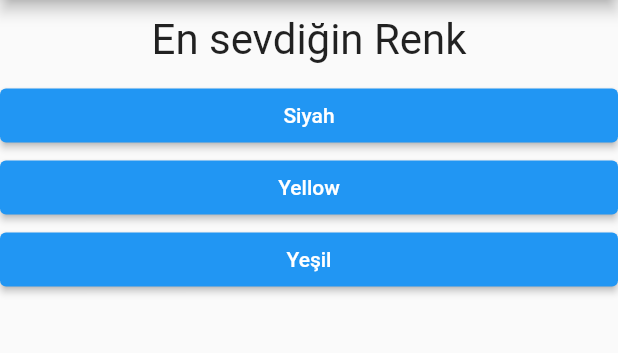
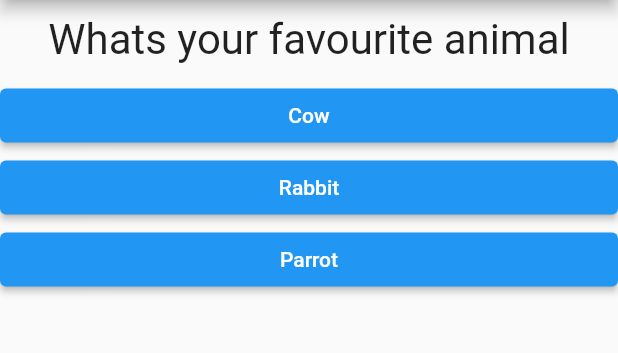
Before and after one commit to batuhangobekli/simple-quiz-app-flutter-v2, a Flutter app: the screen it shows after launch, after a tap on "Black", on a phone screen of 412 x 824 dp, the part 84-437 px from its top. Run offline on Flutter 3.47's test engine with Material 2 defaults, Android fonts, the phone set to English and light mode, and no system bars.

Commit message:
Finalize simple quiz app

```diff
--- a/flutter_complete_guide/lib/main.dart
+++ b/flutter_complete_guide/lib/main.dart
@@ -1,6 +1,6 @@
 import 'package:flutter/material.dart';
-import 'question.dart';
-import 'answer.dart';
+import 'quiz.dart';
+import 'result.dart';
 
 void main() => runApp(MyApp());
 
@@ -10,45 +10,57 @@ class MyApp extends StatefulWidget {
 }
 
 class _MyAppState extends State<MyApp> {
+  final _questions = const [
+    {
+      'questionText': 'Whats your favourite color',
+      'answers': [
+        {'text': 'Black', 'score': 10},
+        {'text': 'Green', 'score': 5},
+        {'text': 'Red', 'score': 4},
+      ]
+    },
+    {
+      'questionText': 'Whats your favourite animal',
+      'answers': [
+        {'text': 'Cow', 'score': 8},
+        {'text': 'Rabbit', 'score': 1},
+        {'text': 'Parrot', 'score': 2},
+      ]
+    },
+  ];
+
   var _questionIndex = 0;
+  var _totalScore = 0;
 
-  void _answerQuestion() {
+  void _answerQuestion(int score) {
+    _totalScore += score;
+
     setState(() {
       _questionIndex += 1;
     });
   }
 
+  void _resetQuiz() {
+    setState(() {
+      _totalScore = 0;
+      _questionIndex = 0;
+    });
+  }
+
   @override
   Widget build(BuildContext context) {
-    const questions = [
-      {
-        'questionText': 'Whats your favourite color',
-        'answers': ['Black', 'Red', 'Green']
-      },
-      {
-        'questionText': 'En sevdiğin Renk',
-        'answers': ['Siyah', 'Yellow', 'Yeşil']
-      },
-      {
-        'questionText': 'Whats your favourite color',
-        'answers': ['Black', 'Red', 'Green']
-      },
-    ];
-
     return MaterialApp(
       home: Scaffold(
         appBar: AppBar(
           title: Text("My App"),
         ),
-        body: Column(
-          children: [
-            Question(questions[_questionIndex]['questionText'] as String),
-            ...(questions[_questionIndex]['answers'] as List<String>)
-                .map((answer) {
-              return Answer(_answerQuestion, answer);
-            }).toList()
-          ],
-        ),
+        body: _questionIndex < _questions.length
+            ? Quiz(
+                answerQuestion: _answerQuestion,
+                questions: _questions,
+                questionIndex: _questionIndex,
+              )
+            : Result(_totalScore, _resetQuiz),
       ),
     );
   }
--- /dev/null
+++ b/flutter_complete_guide/lib/quiz.dart
@@ -0,0 +1,28 @@
+import 'package:flutter/material.dart';
+import 'question.dart';
+import 'answer.dart';
+
+class Quiz extends StatelessWidget {
+  final List<Map<String, Object>> questions;
+  final int questionIndex;
+  final Function answerQuestion;
+
+  Quiz({
+    required this.answerQuestion,
+    required this.questions,
+    required this.questionIndex,
+    super.key,
+  });
+
+  @override
+  Widget build(BuildContext context) {
+    return Column(
+      children: [
+        Question(questions[questionIndex]['questionText'] as String),
+        ...(questions[questionIndex]['answers'] as List<Map<String, Object>>).map((answer) {
+          return Answer(() => answerQuestion(answer['score'] as int), answer['text'] as String);
+        }).toList()
+      ],
+    );
+  }
+}
```
Also changed, not shown: flutter_complete_guide/lib/result.dart (added, +43 -0 lines).
